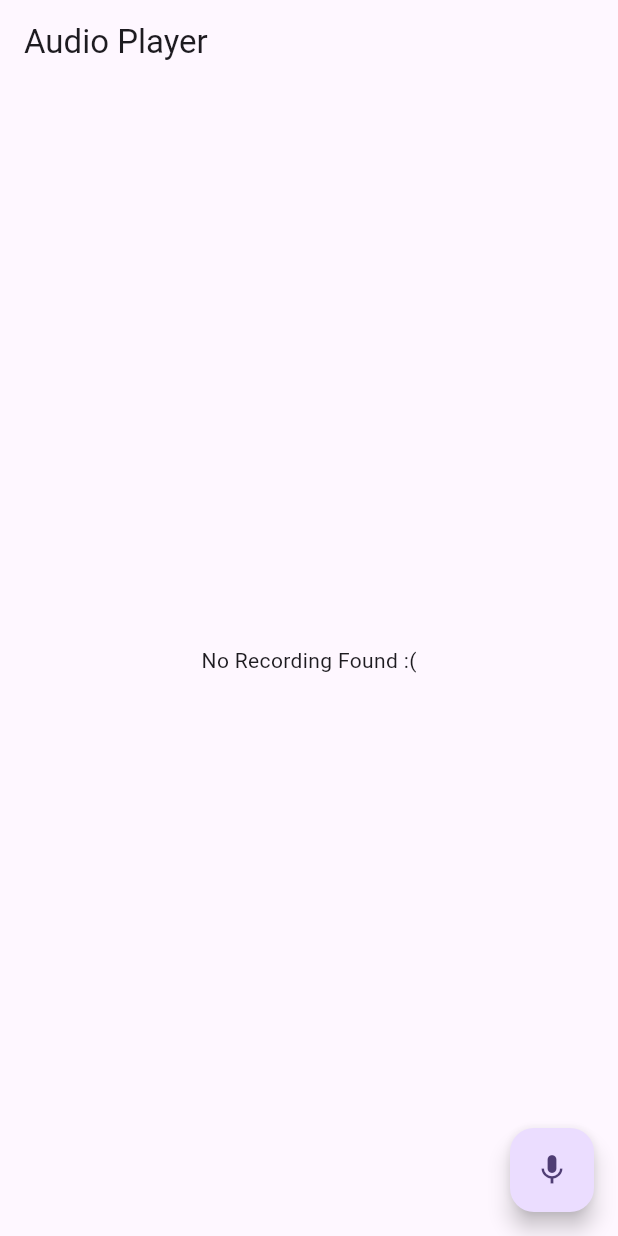
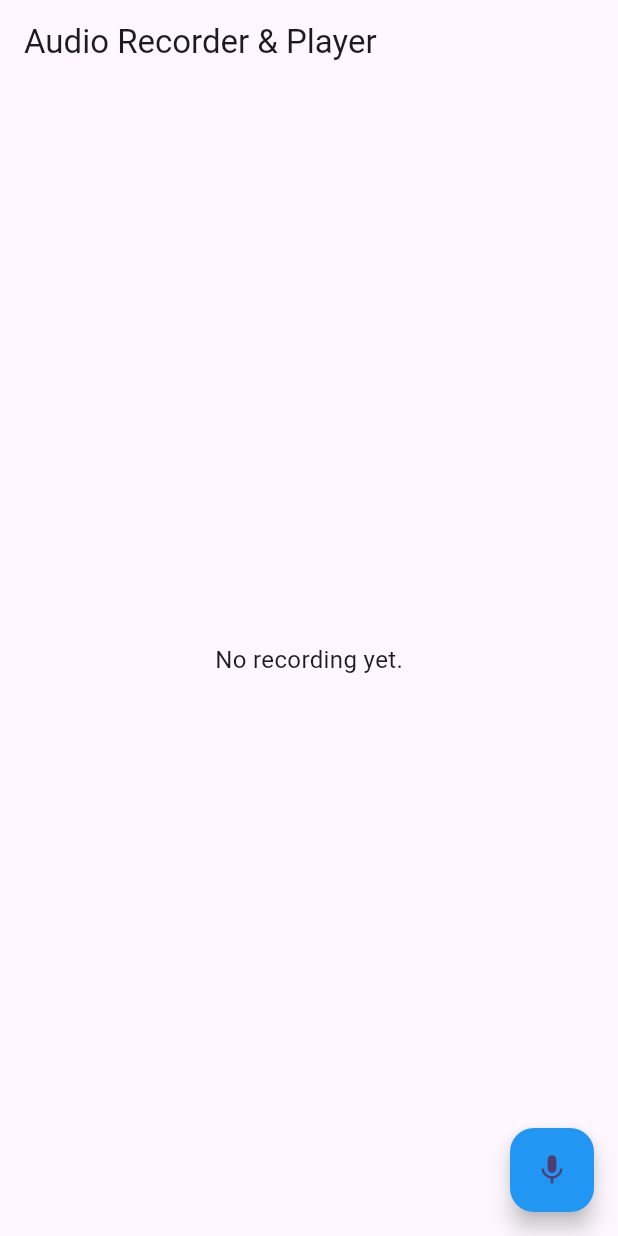
Before and after one commit to Rawnak003/audio_player_recorder, a Flutter app: the screen it shows after launch, after a tap on the "mic" icon, on a phone screen of 412 x 824 dp. Run offline on Flutter 3.47's test engine with Material 3 defaults, Android fonts, the phone set to English and light mode, and no system bars; our stand-ins replace just_audio; missing offline and left inert: record.

Commit message:
refact: functionality

```diff
--- a/lib/screen/home_screen.dart
+++ b/lib/screen/home_screen.dart
@@ -1,5 +1,4 @@
 import 'dart:io';
-
 import 'package:flutter/material.dart';
 import 'package:just_audio/just_audio.dart';
 import 'package:path/path.dart' as path;
@@ -14,84 +13,129 @@ class HomeScreen extends StatefulWidget {
 }
 
 class _HomeScreenState extends State<HomeScreen> {
-  String? recordingPath;
+  final AudioRecorder _recorder = AudioRecorder();
+  final AudioPlayer _player = AudioPlayer();
 
-  final AudioRecorder audioRecorder = AudioRecorder();
-  final AudioPlayer audioPlayer = AudioPlayer();
+  bool _isRecording = false;
+  bool _isPlaying = false;
+  String? _recordingPath;
 
-  bool isRecording = false;
-  bool isPlaying = false;
+  @override
+  void initState() {
+    super.initState();
+
+    // Listen to playback state changes
+    _player.playerStateStream.listen((state) async {
+      final playing = state.playing;
+      final completed = state.processingState == ProcessingState.completed;
+
+      if (completed) {
+        // ✅ Stop playback completely — prevents looping
+        await _player.stop();
+        if (mounted) {
+          setState(() {
+            _isPlaying = false;
+          });
+        }
+        return;
+      }
+
+      if (mounted) {
+        setState(() {
+          _isPlaying = playing;
+        });
+      }
+    });
+  }
+
+  @override
+  void dispose() {
+    _player.dispose();
+    _recorder.dispose();
+    super.dispose();
+  }
+
+  Future<void> _toggleRecording() async {
+    if (_isRecording) {
+      final path = await _recorder.stop();
+      if (path != null) {
+        setState(() {
+          _isRecording = false;
+          _recordingPath = path;
+        });
+      }
+    } else {
+      if (await _recorder.hasPermission()) {
+        final dir = await getApplicationDocumentsDirectory();
+        final filePath = path.join(dir.path, 'recording.m4a');
+        await _recorder.start(
+          RecordConfig(encoder: AudioEncoder.aacLc, bitRate: 128000, sampleRate: 44100),
+          path: filePath,
+        );
+        setState(() {
+          _isRecording = true;
+          _recordingPath = null;
+        });
+      }
+    }
+  }
+
+  Future<void> _togglePlayback() async {
+    if (_recordingPath == null) return;
+
+    if (_isPlaying) {
+      await _player.pause();
+      setState(() => _isPlaying = false);
+    } else {
+      // If the player was stopped or completed, reload the source
+      if (_player.processingState == ProcessingState.idle ||
+          _player.processingState == ProcessingState.completed) {
+        await _player.setFilePath(_recordingPath!);
+      } else if (_player.processingState == ProcessingState.ready) {
+        await _player.seek(Duration.zero);
+      }
+
+      await _player.play();
+      setState(() => _isPlaying = true);
+    }
+  }
 
   @override
   Widget build(BuildContext context) {
     return Scaffold(
-      appBar: AppBar(title: const Text('Audio Player')),
-      floatingActionButton: _buildFloatingActionButton(),
-      body: _buildBody(),
-    );
-  }
-
-  Widget _buildBody() {
-    return SizedBox(
-      width: double.infinity,
-      height: double.infinity,
-      child: Column(
-        crossAxisAlignment: CrossAxisAlignment.center,
-        mainAxisAlignment: MainAxisAlignment.center,
-        children: [
-          if (recordingPath != null)
-            MaterialButton(
-              onPressed: () async {
-                if (audioPlayer.playing) {
-                  audioPlayer.stop();
-                  setState(() {
-                    isPlaying = false;
-                  });
-                } else {
-                  await audioPlayer.setFilePath(recordingPath!);
-                  await audioPlayer.play();
-                  setState(() {
-                    isPlaying = true;
-                  });
-                }
-              },
-              color: Colors.blue,
-              child: Text(isPlaying ? 'Stop' : 'Play'),
-            ),
-          if (recordingPath == null) const Text('No Recording Found :('),
-        ],
+      appBar: AppBar(title: const Text('Audio Recorder & Player')),
+      floatingActionButton: FloatingActionButton(
+        onPressed: _toggleRecording,
+        backgroundColor: _isRecording ? Colors.red : Colors.blue,
+        child: Icon(_isRecording ? Icons.stop : Icons.mic),
+      ),
+      body: Center(
+        child: Column(
+          mainAxisAlignment: MainAxisAlignment.center,
+          children: [
+            if (_recordingPath != null)
+              ElevatedButton.icon(
+                onPressed: _togglePlayback,
+                style: ElevatedButton.styleFrom(
+                  backgroundColor: Colors.blue,
+                  padding: const EdgeInsets.symmetric(horizontal: 24, vertical: 12),
+                ),
+                icon: Icon(
+                  _isPlaying ? Icons.pause : Icons.play_arrow,
+                  color: Colors.white,
+                ),
+                label: Text(
+                  _isPlaying ? 'Pause' : 'Play',
+                  style: const TextStyle(color: Colors.white),
+                ),
+              ),
+            if (_recordingPath == null && !_isRecording)
+              const Text('No recording yet.', style: TextStyle(fontSize: 16)),
+            if (_isRecording)
+              const Text('Recording...', style: TextStyle(color: Colors.red, fontSize: 16)),
+          ],
+        ),
       ),
     );
   }
-
-  Widget _buildFloatingActionButton() {
-    return FloatingActionButton(
-      child: Icon(isRecording ? Icons.stop : Icons.mic),
-      onPressed: () async {
-        if (isRecording) {
-          String? path = await audioRecorder.stop();
-          if (path != null) {
-            setState(() {
-              isRecording = false;
-              recordingPath = path;
-            });
-          }
-        } else {
-          if (await audioRecorder.hasPermission()) {
-            final Directory appDocumentaryDir =
-                await getApplicationDocumentsDirectory();
-            final String filePath = path.join(
-              appDocumentaryDir.path,
-              'recording.m4a',
-            );
-            await audioRecorder.start(path: filePath, const RecordConfig());
-            setState(() {
-              isRecording = true;
-              recordingPath = null;
-            });
-          }
-        }
-      },
-    );
-  }
 }
```
Also changed, not shown: pubspec.lock, 1 other file.
